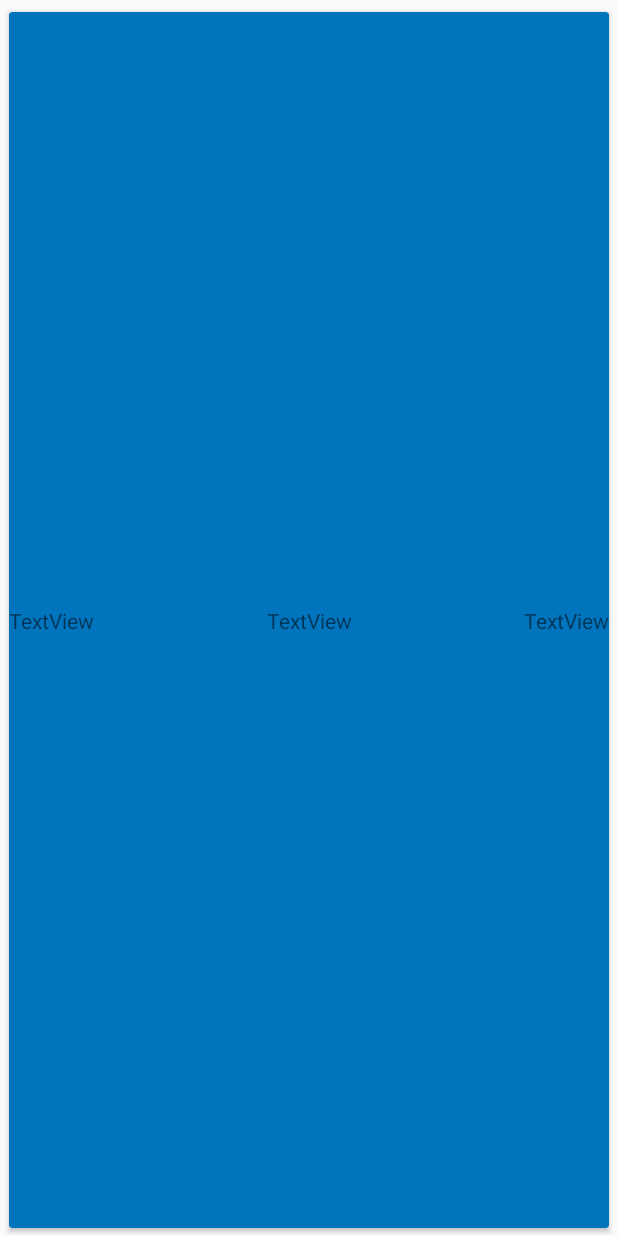
After one commit to LunXBam/PlaymakerPro, an Android app built with Jetpack Compose: the layout roster_recycler_view_row.xml on its own in the app's theme, with its tools: preview values and no code run, on a phone screen of 412 x 824 dp. The commit adds this screen. Run offline under Robolectric (Android 15) with nearby library versions, the light colour scheme and no system bars.

Commit message:
Added colors and string data

```diff
--- a/app/src/main/res/layout/activity_roster.xml
+++ b/app/src/main/res/layout/activity_roster.xml
@@ -16,6 +16,7 @@
         app:layout_constraintTop_toTopOf="parent" />
 
     <androidx.recyclerview.widget.RecyclerView
+        android:id="@+id/rosterRecyclerView"
         android:layout_width="409dp"
         android:layout_height="600dp"
         android:layout_marginTop="1dp"
--- /dev/null
+++ b/app/src/main/res/layout/roster_recycler_view_row.xml
@@ -0,0 +1,55 @@
+<?xml version="1.0" encoding="utf-8"?>
+<androidx.constraintlayout.widget.ConstraintLayout xmlns:android="http://schemas.android.com/apk/res/android"
+    xmlns:app="http://schemas.android.com/apk/res-auto"
+    xmlns:tools="http://schemas.android.com/tools"
+    android:layout_width="match_parent"
+    android:layout_height="match_parent">
+
+    <androidx.cardview.widget.CardView
+        android:layout_width="400dp"
+        android:layout_height="0dp"
+        android:layout_marginTop="8dp"
+        android:layout_marginBottom="5dp"
+        android:layout_marginStart="8dp"
+        android:layout_marginEnd="8dp"
+        app:cardBackgroundColor="@color/blue"
+
+        app:layout_constraintBottom_toBottomOf="parent"
+        app:layout_constraintEnd_toEndOf="parent"
+        app:layout_constraintStart_toStartOf="parent"
+        app:layout_constraintTop_toTopOf="parent" >
+
+        <androidx.constraintlayout.widget.ConstraintLayout
+            android:layout_width="match_parent"
+            android:layout_height="match_parent">
+
+            <TextView
+                android:id="@+id/textView2"
+                android:layout_width="wrap_content"
+                android:layout_height="wrap_content"
+                android:text="TextView"
+                app:layout_constraintBottom_toBottomOf="parent"
+                app:layout_constraintStart_toStartOf="parent"
+                app:layout_constraintTop_toTopOf="parent" />
+
+            <TextView
+                android:id="@+id/textView3"
+                android:layout_width="wrap_content"
+                android:layout_height="wrap_content"
+                android:text="TextView"
+                app:layout_constraintBottom_toBottomOf="parent"
+                app:layout_constraintEnd_toEndOf="parent"
+                app:layout_constraintTop_toTopOf="parent" />
+
+            <TextView
+                android:id="@+id/textView4"
+                android:layout_width="wrap_content"
+                android:layout_height="wrap_content"
+                android:text="TextView"
+                app:layout_constraintBottom_toBottomOf="parent"
+                app:layout_constraintEnd_toStartOf="@+id/textView3"
+                app:layout_constraintStart_toEndOf="@+id/textView2"
+                app:layout_constraintTop_toTopOf="parent" />
+        </androidx.constraintlayout.widget.ConstraintLayout>
+    </androidx.cardview.widget.CardView>
+</androidx.constraintlayout.widget.ConstraintLayout>
--- a/app/src/main/res/values/colors.xml
+++ b/app/src/main/res/values/colors.xml
@@ -7,4 +7,10 @@
     <color name="teal_700">#FF018786</color>
     <color name="black">#FF000000</color>
     <color name="white">#FFFFFFFF</color>
+
+    //Additional Colors:
+    <color name="navy">#0C356A</color>
+    <color name="blue">#0174BE</color>
+    <color name="yellow">#FFC436</color>
+    <color name="wedding">#FFF0CE</color>
 </resources>
```
